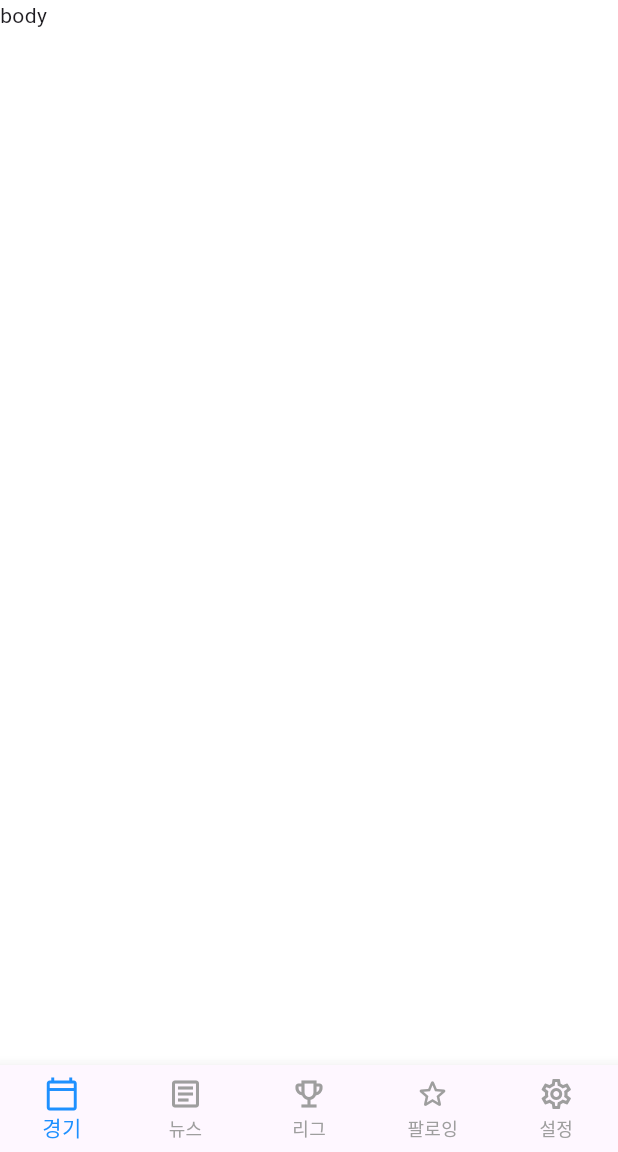
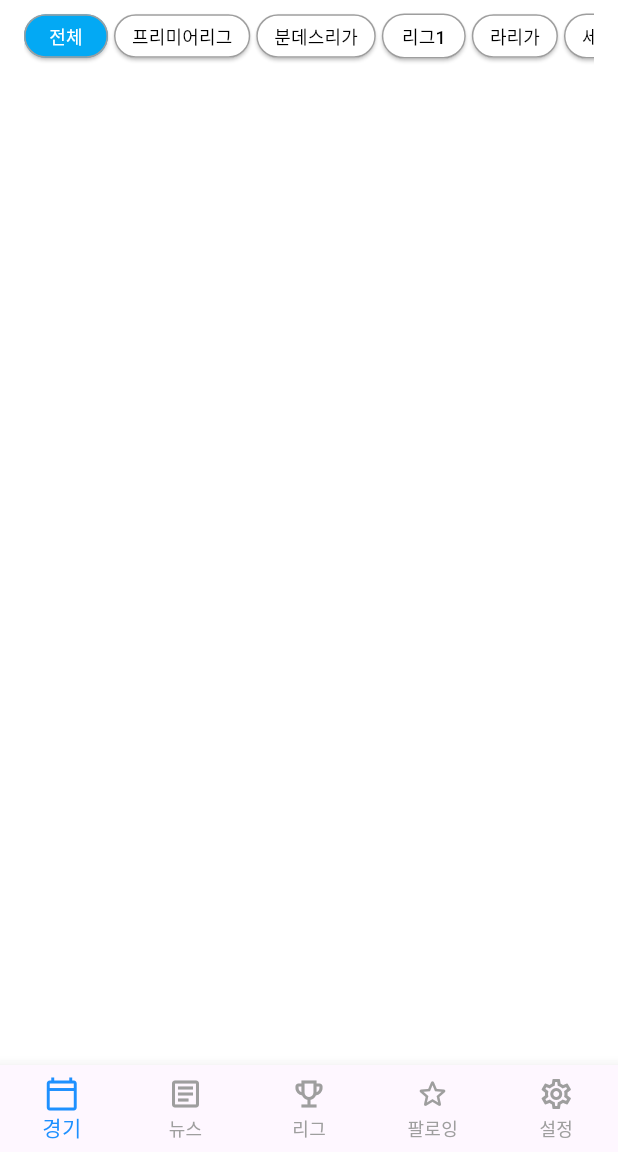
Before and after one commit to jaehyodev/footy, a Flutter app: the screen it shows after launch, on a phone screen of 412 x 824 dp, the part 84-1236 px from its top. Run offline on Flutter 3.47's test engine with Material 3 defaults, Android fonts, the phone set to English and light mode, and no system bars; Roboto replaces fonts that are missing (Pretendard, SCDream).

Commit message:
feat: 리그 선택 기능 추가

```diff
--- a/frontend/lib/main.dart
+++ b/frontend/lib/main.dart
@@ -1,14 +1,22 @@
 import 'package:flutter/material.dart';
+import 'package:provider/provider.dart';
 import './data/constants.dart';
+import './providers/league_provider.dart';
+import './screens/home/home_screen.dart';
 import './widgets/custom_app_bar.dart';
 import './widgets/bottom_nav_bar.dart';
 import './themes/style.dart';
 
 void main() async {
   runApp(
-    MaterialApp(
-      theme: theme,
-      home: const MyApp(),
+    MultiProvider(
+      providers: [
+        ChangeNotifierProvider(create: (context) => LeagueProvider()),
+      ],
+      child: MaterialApp(
+        home: const MyApp(),
+        theme: theme,
+      ),
     ),
   );
 }
@@ -22,8 +30,9 @@
   Widget build(BuildContext context) {
     return const Scaffold(
       appBar: CustomAppBar(), // 공통 앱바
-      body: Text(
-        "body",
+      body: Padding(
+        padding: bodyPadding, // bodyPadding을 적용
+        child: HomeScreen(), // 현재 화면이 HomeScreen으로 설정
       ),
       bottomNavigationBar: BottomNavBar(), // 공통 바텀 네비게이션 바
     );
--- /dev/null
+++ b/frontend/lib/models/leagues.dart
@@ -0,0 +1,18 @@
+class League {
+  final String name;
+  final String code;
+
+  const League({required this.name, required this.code});
+}
+
+const List<League> leagues = [
+  League(name: "전체", code: "ALL"),
+  League(name: "프리미어리그", code: "PL"),
+  League(name: "분데스리가", code: "BL1"),
+  League(name: "리그1", code: "FL1"),
+  League(name: "라리가", code: "LL"),
+  League(name: "세리에A", code: "SA"),
+  League(name: "챔피언스리그", code: "CL"),
+  League(name: "유로파리그", code: "EL"),
+  League(name: "EFL챔피언쉽", code: "ELC"),
+];
--- /dev/null
+++ b/frontend/lib/providers/league_provider.dart
@@ -0,0 +1,18 @@
+import 'package:flutter/material.dart';
+
+class LeagueProvider extends ChangeNotifier {
+  int _selectedIndex = 0;
+  String _selectedLeagueName = "전체";
+  String _selectedLeagueCode = "ALL";
+
+  int get selectedIndex => _selectedIndex;
+  String get selectedLeagueName => _selectedLeagueName;
+  String get selectedLeagueCode => _selectedLeagueCode;
+
+  void updateLeague(int index, String name, String code) {
+    _selectedIndex = index;
+    _selectedLeagueName = name;
+    _selectedLeagueCode = code;
+    notifyListeners();
+  }
+}
--- /dev/null
+++ b/frontend/lib/screens/home/home_screen.dart
@@ -0,0 +1,20 @@
+import 'package:flutter/material.dart';
+import './widgets/leagues_list.dart';
+
+class HomeScreen extends StatefulWidget {
+  const HomeScreen({super.key});
+
+  @override
+  HomeScreenState createState() => HomeScreenState();
+}
+
+class HomeScreenState extends State<HomeScreen> {
+  @override
+  Widget build(BuildContext context) {
+    return const Column(
+      children: <Widget>[
+        LeaguesList(),
+      ],
+    );
+  }
+}
--- /dev/null
+++ b/frontend/lib/screens/home/themes/leagues_list_styles.dart
@@ -0,0 +1,36 @@
+import 'package:flutter/material.dart';
+
+class LeaguesListStyles {
+  // 배경색 정의
+  static const Color backgroundColor = Colors.white;
+
+  // 기본 버튼 스타일 정의
+  static ButtonStyle defaultButtonStyle = ElevatedButton.styleFrom(
+    padding: const EdgeInsets.symmetric(
+        horizontal: 12, vertical: 6), // 내부 패딩을 0으로 설정
+    backgroundColor: Colors.white, // 기본 배경 색 (흰색)
+    minimumSize: const Size(56, 28),
+    side: const BorderSide(color: Colors.grey), // 테두리 색 (검은색)
+  );
+
+  // 선택된 버튼 스타일 정의
+  static ButtonStyle selectedButtonStyle = ElevatedButton.styleFrom(
+    padding: const EdgeInsets.symmetric(
+        horizontal: 12, vertical: 6), // 내부 패딩을 0으로 설정
+    backgroundColor: Colors.lightBlue, // 선택된 버튼 배경 (하늘색)
+    minimumSize: const Size(56, 28),
+    side: const BorderSide(color: Colors.grey), // 테두리 색 (검은색)
+  );
+
+  // 기본 텍스트 스타일 정의
+  static TextStyle defaultTextStyle = const TextStyle(
+    fontSize: 12.0,
+    color: Colors.black, // 기본 글씨 색 (검은색)
+  );
+
+  // 선택된 텍스트 스타일 정의
+  static TextStyle selectedTextStyle = const TextStyle(
+    fontSize: 12.0,
+    color: Colors.white, // 선택된 버튼 글씨 색 (흰색)
+  );
+}
--- /dev/null
+++ b/frontend/lib/screens/home/widgets/leagues_list.dart
@@ -0,0 +1,68 @@
+import 'package:flutter/material.dart';
+import 'package:provider/provider.dart';
+import '../themes/leagues_list_styles.dart';
+import '../../../models/leagues.dart';
+import '../../../providers/league_provider.dart';
+
+class LeaguesList extends StatefulWidget {
+  const LeaguesList({
+    super.key,
+  });
+
+  @override
+  LeaguesListState createState() => LeaguesListState();
+}
+
+class LeaguesListState extends State<LeaguesList> {
+  int selectedIndex = 0;
+
+  @override
+  Widget build(BuildContext context) {
+    return Container(
+      color: LeaguesListStyles.backgroundColor,
+      child: Padding(
+        padding: const EdgeInsets.all(0),
+        child: SingleChildScrollView(
+          scrollDirection: Axis.horizontal,
+          child: Row(
+            mainAxisSize: MainAxisSize.min,
+            children: leagues.asMap().entries.map((entry) {
+              int index = entry.key;
+              League league = entry.value;
+
+              return Padding(
+                padding: index == leagues.length - 1
+                    ? EdgeInsets.zero // 마지막 버튼에는 여백을 주지 않음
+                    : const EdgeInsets.only(
+                        right:
+                            4.0), // 그 외 버튼에는 오른쪽 여백을 줌튼 사이에 간격을 두기 위해 right padding만 추가
+                child: ElevatedButton(
+                  onPressed: () {
+                    setState(() {
+                      selectedIndex = index; // 선택된 인덱스를 업데이트
+                      print("leagues_list.dart | $selectedIndex번 선택");
+                    });
+                    context.read<LeagueProvider>().updateLeague(
+                          index,
+                          league.name,
+                          league.code,
+                        );
+                  },
+                  style: index == selectedIndex
+                      ? LeaguesListStyles.selectedButtonStyle // 선택된 버튼 스타일
+                      : LeaguesListStyles.defaultButtonStyle, // 기본 버튼 스타일
+                  child: Text(
+                    league.name, // 리그 이름 출력
+                    style: index == selectedIndex
+                        ? LeaguesListStyles.selectedTextStyle // 선택된 텍스트 스타일
+                        : LeaguesListStyles.defaultTextStyle, // 기본 텍스트 스타일
+                  ),
+                ),
+              );
+            }).toList(),
+          ),
+        ),
+      ),
+    );
+  }
+}
```
